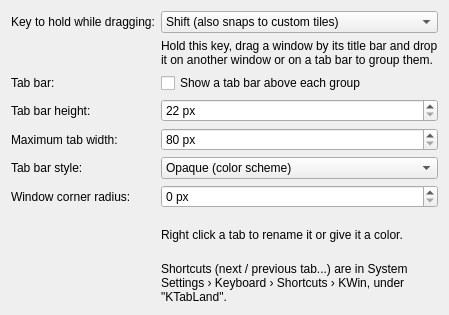
Above: package/contents/ui/config.ui from FzeNiX/KTabLand before the change. Below: the same form after it.
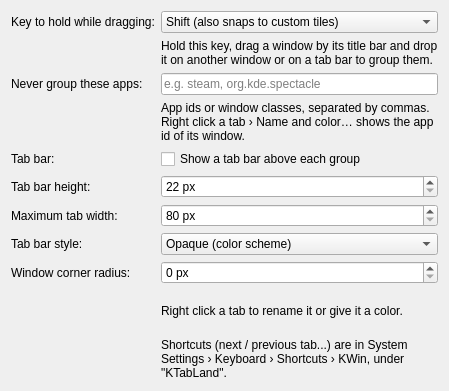
That is the form after the change.

Commit message:
Add-window popup, tab context menu, never-group list, logged handler errors
- "+" button after the tabs (and a shortcut): a searchable list of the
  windows to add to the group; a tab of another group moves alone.
- Right click a tab: name and color, release, move to another group,
  close, close the other tabs. Only one popup is open at a time.
- Setting "Never group these apps": app ids or window classes; the tab
  options dialog shows the app id to copy.
- Exceptions in signal handlers and shortcuts are logged as warnings with
  their stack instead of being lost.

What changed in the file:
```diff
--- a/package/contents/ui/config.ui
+++ b/package/contents/ui/config.ui
@@ -24,60 +24,77 @@
     </widget>
    </item>
    <item row="2" column="0">
+    <widget class="QLabel" name="excludedLabel">
+     <property name="text"><string>Never group these apps:</string></property>
+     <property name="buddy"><cstring>kcfg_ExcludedApps</cstring></property>
+    </widget>
+   </item>
+   <item row="2" column="1">
+    <widget class="QLineEdit" name="kcfg_ExcludedApps">
+     <property name="placeholderText"><string>e.g. steam, org.kde.spectacle</string></property>
+    </widget>
+   </item>
+   <item row="3" column="1">
+    <widget class="QLabel" name="excludedHint">
+     <property name="text"><string>App ids or window classes, separated by commas. Right click a tab › Name and color… shows the app id of its window.</string></property>
+     <property name="wordWrap"><bool>true</bool></property>
+    </widget>
+   </item>
+   <item row="4" column="0">
     <widget class="QLabel" name="tabBarLabel">
      <property name="text"><string>Tab bar:</string></property>
     </widget>
    </item>
-   <item row="2" column="1">
+   <item row="4" column="1">
     <widget class="QCheckBox" name="kcfg_ShowTabBar">
      <property name="text"><string>Show a tab bar above each group</string></property>
     </widget>
    </item>
-   <item row="3" column="0">
+   <item row="5" column="0">
     <widget class="QLabel" name="heightLabel">
      <property name="text"><string>Tab bar height:</string></property>
      <property name="buddy"><cstring>kcfg_TabBarHeight</cstring></property>
     </widget>
    </item>
-   <item row="3" column="1">
+   <item row="5" column="1">
     <widget class="QSpinBox" name="kcfg_TabBarHeight">
      <property name="suffix"><string> px</string></property>
      <property name="minimum"><number>22</number></property>
      <property name="maximum"><number>64</number></property>
     </widget>
    </item>
-   <item row="4" column="0">
+   <item row="6" column="0">
     <widget class="QLabel" name="widthLabel">
      <property name="text"><string>Maximum tab width:</string></property>
      <property name="buddy"><cstring>kcfg_TabWidth</cstring></property>
     </widget>
    </item>
-   <item row="4" column="1">
+   <item row="6" column="1">
     <widget class="QSpinBox" name="kcfg_TabWidth">
      <property name="suffix"><string> px</string></property>
      <property name="minimum"><number>80</number></property>
      <property name="maximum"><number>600</number></property>
     </widget>
    </item>
-   <item row="5" column="0">
+   <item row="7" column="0">
     <widget class="QLabel" name="styleLabel">
      <property name="text"><string>Tab bar style:</string></property>
      <property name="buddy"><cstring>kcfg_BarStyle</cstring></property>
     </widget>
    </item>
-   <item row="5" column="1">
+   <item row="7" column="1">
     <widget class="QComboBox" name="kcfg_BarStyle">
      <item><property name="text"><string>Opaque (color scheme)</string></property></item>
      <item><property name="text"><string>Translucent (Plasma theme, like the panel)</string></property></item>
     </widget>
    </item>
-   <item row="6" column="0">
+   <item row="8" column="0">
     <widget class="QLabel" name="cornerLabel">
      <property name="text"><string>Window corner radius:</string></property>
      <property name="buddy"><cstring>kcfg_CornerFill</cstring></property>
     </widget>
    </item>
-   <item row="6" column="1">
+   <item row="8" column="1">
     <widget class="QSpinBox" name="kcfg_CornerFill">
      <property name="suffix"><string> px</string></property>
      <property name="minimum"><number>0</number></property>
@@ -85,13 +102,13 @@
      <property name="toolTip"><string>The tab bar's color wraps around the rounded top corners of the window below it. Set it to the corner radius of your window decoration (0 to turn it off).</string></property>
     </widget>
    </item>
-   <item row="7" column="1">
+   <item row="9" column="1">
     <widget class="QLabel" name="tabOptionsHint">
      <property name="text"><string>Right click a tab to rename it or give it a color.</string></property>
      <property name="wordWrap"><bool>true</bool></property>
     </widget>
    </item>
-   <item row="8" column="1">
+   <item row="10" column="1">
     <widget class="QLabel" name="shortcutHint">
      <property name="text"><string>Shortcuts (next / previous tab...) are in System Settings › Keyboard › Shortcuts › KWin, under "KTabLand".</string></property>
      <property name="wordWrap"><bool>true</bool></property>
```
The commit also changes 9 other files.
